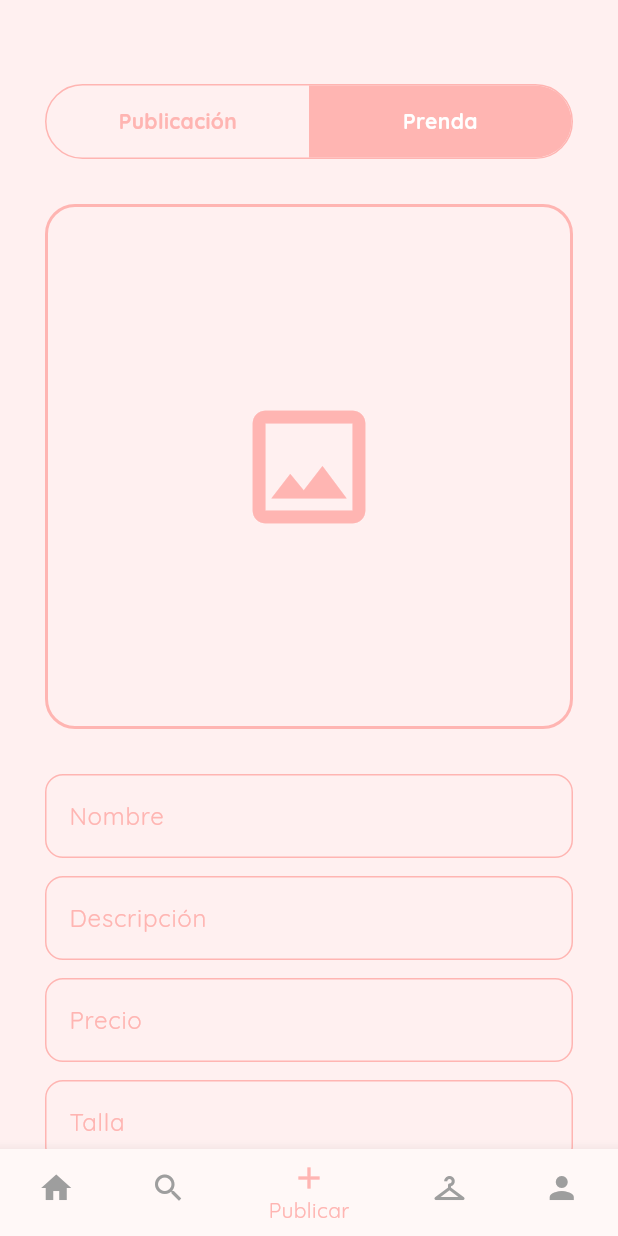
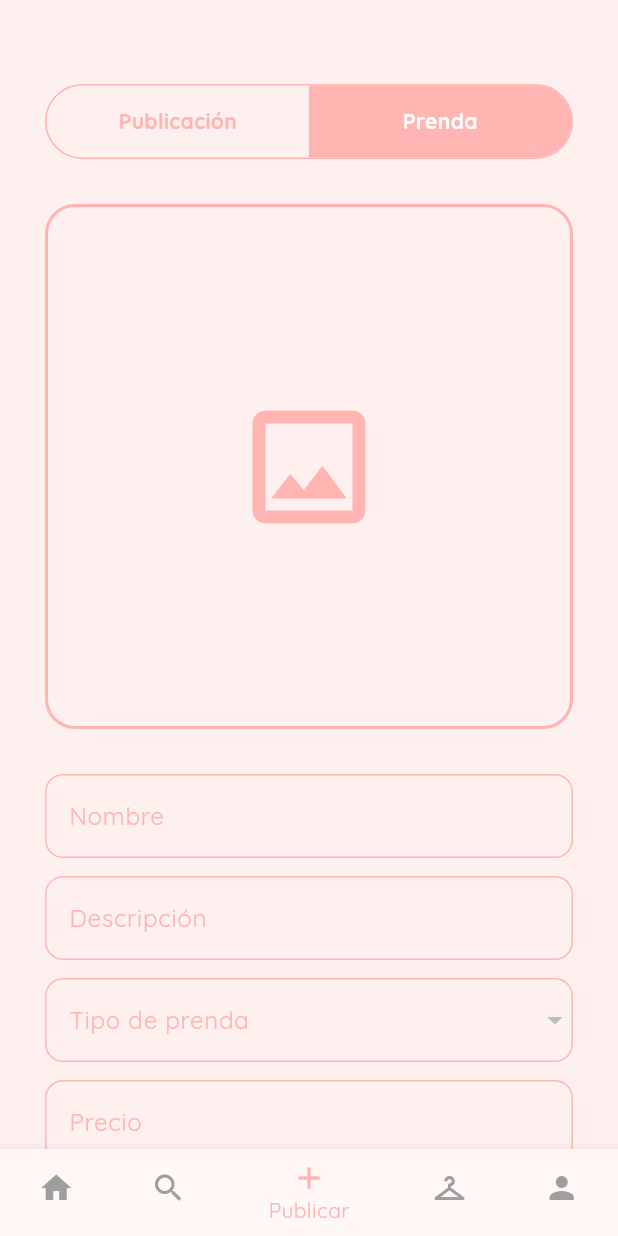
Before and after one commit to mariaig01/TFG, a Flutter app: the CreatePrendaScreen screen opened directly, on a phone screen of 412 x 824 dp. Run offline on Flutter 3.47's test engine with Material 3 defaults, Android fonts, the phone set to English and light mode, and no system bars; our stand-ins replace app_links, cached_network_image, image_picker, permission_handler, shared_preferences, socket_io_client; accounts and stored records are empty; network calls fail.

Commit message:
mejoras prenda

```diff
--- a/frontend_mobile/lib/views/create_prenda_screen.dart
+++ b/frontend_mobile/lib/views/create_prenda_screen.dart
@@ -34,6 +34,16 @@ class _CreatePrendaScreenState extends State<CreatePrendaScreen> {
     'Cualquiera',
   ];
 
+  final List<String> emociones = [
+    'feliz',
+    'triste',
+    'enfadado',
+    'sorprendido',
+    'miedo',
+    'asco',
+    'neutro',
+  ];
+
   List<String> categorias = [];
   String? estacionSeleccionada;
   File? imagenSeleccionada;
@@ -49,6 +59,18 @@ class _CreatePrendaScreenState extends State<CreatePrendaScreen> {
         imagenSeleccionada = File(pickedFile.path);
       });
     }
+  }
+
+  @override
+  void initState() {
+    super.initState();
+    final viewModel = Provider.of<CreatePrendaViewModel>(
+      context,
+      listen: false,
+    );
+    WidgetsBinding.instance.addPostFrameCallback((_) {
+      viewModel.cargarTiposDesdeBackend();
+    });
   }
 
   @override
@@ -229,6 +251,44 @@ class _CreatePrendaScreenState extends State<CreatePrendaScreen> {
                 ),
               ),
               const SizedBox(height: 12),
+              Consumer<CreatePrendaViewModel>(
+                builder: (context, viewModel, _) {
+                  if (viewModel.cargandoTipos) {
+                    return const CircularProgressIndicator();
+                  }
+
+                  return DropdownButtonFormField<String>(
+                    decoration: InputDecoration(
+                      labelText: 'Tipo de prenda',
+                      labelStyle: const TextStyle(color: Color(0xFFFFB5B2)),
+                      enabledBorder: OutlineInputBorder(
+                        borderSide: const BorderSide(color: Color(0xFFFFB5B2)),
+                        borderRadius: BorderRadius.circular(12),
+                      ),
+                      focusedBorder: OutlineInputBorder(
+                        borderSide: const BorderSide(
+                          color: Color(0xFFFFB5B2),
+                          width: 2,
+                        ),
+                        borderRadius: BorderRadius.circular(12),
+                      ),
+                    ),
+                    value: viewModel.tipoSeleccionado,
+                    items:
+                        viewModel.tiposPrenda.map((tipo) {
+                          return DropdownMenuItem<String>(
+                            value: tipo,
+                            child: Text(tipo),
+                          );
+                        }).toList(),
+                    onChanged: (value) {
+                      viewModel.tipoSeleccionado = value!;
+                    },
+                  );
+                },
+              ),
+
+              const SizedBox(height: 12),
               TextField(
                 controller: precioController,
                 keyboardType: const TextInputType.numberWithOptions(
@@ -336,6 +396,40 @@ class _CreatePrendaScreenState extends State<CreatePrendaScreen> {
                   ),
                 ],
               ),
+              const SizedBox(height: 12),
+              DropdownButtonFormField<String>(
+                value: vm.emocionSeleccionada,
+                decoration: InputDecoration(
+                  labelText: 'Emoción',
+                  labelStyle: const TextStyle(color: Color(0xFFFFB5B2)),
+                  enabledBorder: OutlineInputBorder(
+                    borderSide: const BorderSide(color: Color(0xFFFFB5B2)),
+                    borderRadius: BorderRadius.circular(12),
+                  ),
+                  focusedBorder: OutlineInputBorder(
+                    borderSide: const BorderSide(
+                      color: Color(0xFFFFB5B2),
+                      width: 2,
+                    ),
+                    borderRadius: BorderRadius.circular(12),
+                  ),
+                ),
+                items:
+                    emociones.map((emocion) {
+                      return DropdownMenuItem<String>(
+                        value: emocion,
+                        child: Text(
+                          emocion[0].toUpperCase() + emocion.substring(1),
+                        ),
+                      );
+                    }).toList(),
+                onChanged: (value) {
+                  setState(() {
+                    vm.emocionSeleccionada = value!;
+                  });
+                },
+              ),
+
               const SizedBox(height: 12),
               DropdownButtonFormField<String>(
                 decoration: InputDecoration(
```
Also changed, not shown: frontend_mobile/lib/viewmodels/create_prenda_viewmodel.dart (+34 -0 lines), backend_API/static/prendas_images/0e24de72b9ea4076b9f66bfa37c7ff92.jpg (added), backend_API/static/prendas_images/21cd776695c04fa08ce79ecb141946f8.jpg (added), backend_API/static/prendas_images/7ac62c8f33f14aad8bb28e8cc165d862.jpg (added), backend_API/static/prendas_images/b8728371560940dba2a98428ad2a1b1e.jpg (added), backend_API/static/prendas_images/d1b3e6813be947a1aa4d1a4ced5ee2b5.jpg (added), 1 other file.
